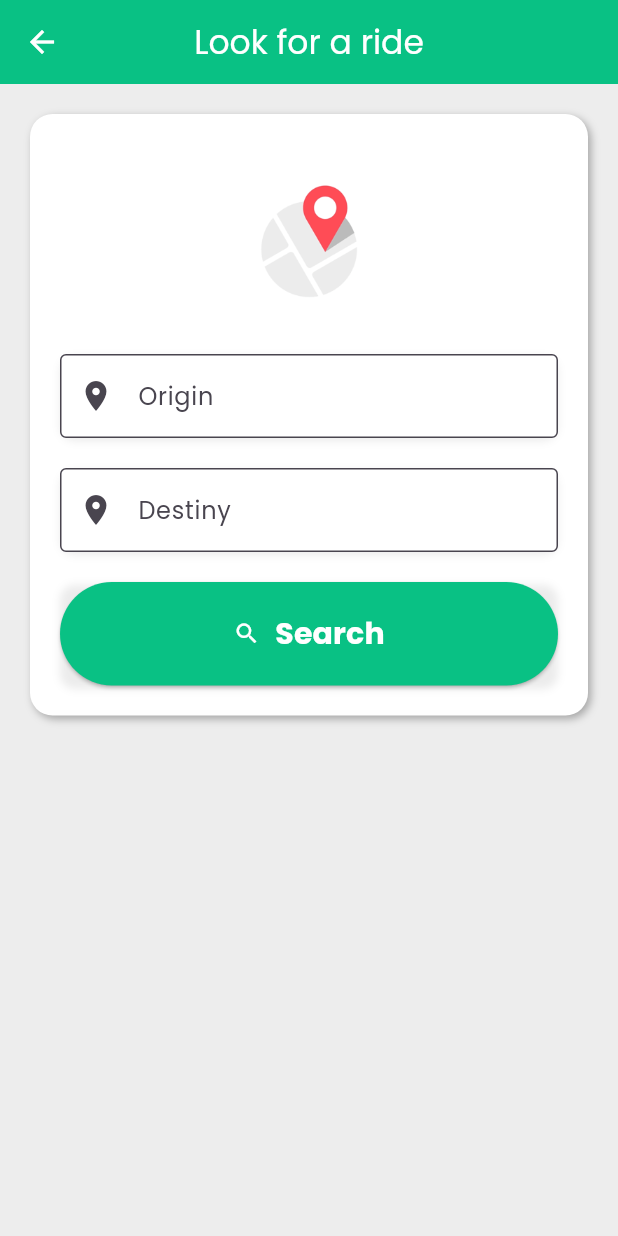
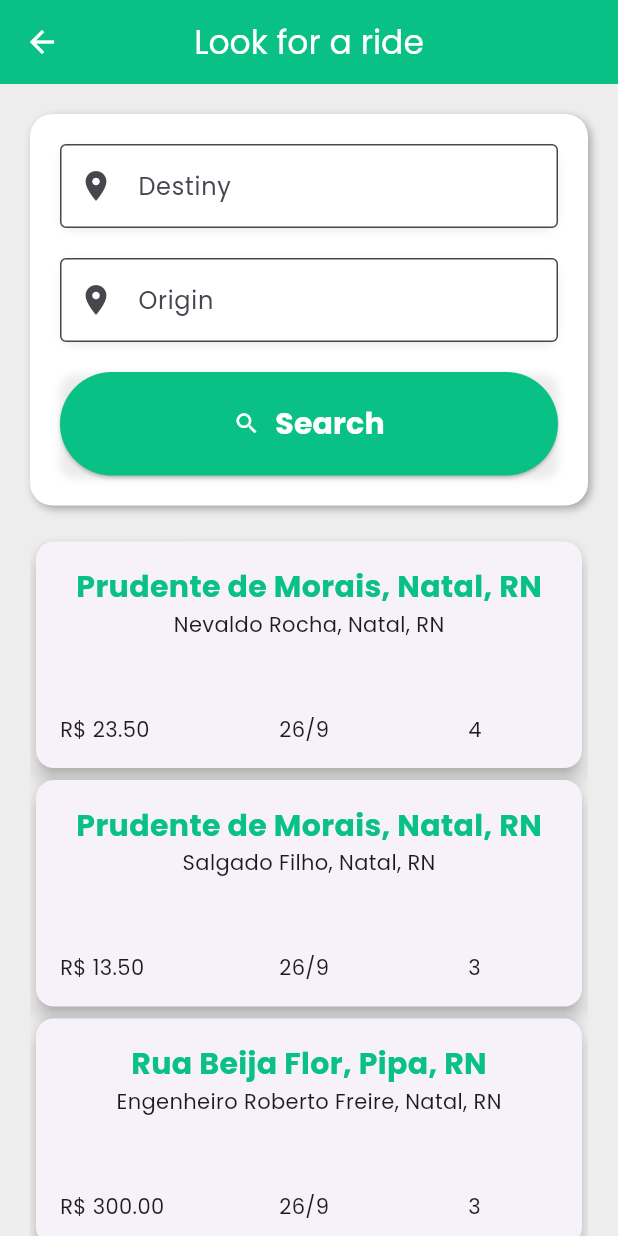
Before and after one commit to JoaoDant4s/AppCaronas, a Flutter app: the Search screen opened by its route, on a phone screen of 412 x 824 dp. Run offline on Flutter 3.47's test engine with Material 2 defaults, Android fonts, the phone set to English and light mode, and no system bars.

Commit message:
pushing with scroll bug and search bug

```diff
--- a/lib/components/card.dart
+++ b/lib/components/card.dart
@@ -1,15 +1,53 @@
+import 'package:caronas/models/ride.dart';
 import 'package:flutter/material.dart';
 
-class Card extends StatefulWidget {
-  const Card({super.key});
+class CardRide extends StatelessWidget {
+  final Ride ride;
+
+  const CardRide(this.ride);
 
   @override
-  State<Card> createState() => _CardState();
-}
-
-class _CardState extends State<Card> {
-  @override
   Widget build(BuildContext context) {
-    return const Placeholder();
+    return Card(
+      elevation: 5,
+      child: Padding(
+        padding: const EdgeInsets.all(16.0),
+        child: Column(
+          mainAxisSize: MainAxisSize.min,
+          children: <Widget>[
+            Text(
+              ride.destiny,
+              style: const TextStyle(
+                  fontSize: 20,
+                  fontWeight: FontWeight.bold,
+                  color: Color(0xFF09C184)),
+            ),
+            Text(
+              ride.origin,
+              style: const TextStyle(fontSize: 14),
+            ),
+            const SizedBox(
+              height: 50,
+            ),
+            Row(
+              mainAxisAlignment: MainAxisAlignment.spaceBetween,
+              children: [
+                Container(
+                    constraints: BoxConstraints(minWidth: 80),
+                    child: Text('R\$ ${ride.price.toStringAsFixed(2)}')),
+                Container(
+                  constraints: BoxConstraints(minWidth: 60),
+                  child: Text(
+                      '${ride.date.day.toString()}/${ride.date.month.toString()}'),
+                ),
+                Container(
+                    constraints: BoxConstraints(minWidth: 60),
+                    child: Text(ride.seats.toString()))
+              ],
+            )
+          ],
+        ),
+      ),
+    );
   }
 }
--- /dev/null
+++ b/lib/components/ride_list_view.dart
@@ -0,0 +1,26 @@
+import 'package:caronas/components/card.dart';
+import 'package:caronas/models/ride.dart';
+import 'package:flutter/material.dart';
+
+class RideList extends StatelessWidget {
+  List<Ride> _rides;
+
+  RideList(this._rides);
+
+  @override
+  Widget build(BuildContext context) {
+    return SingleChildScrollView(
+      child: Container(
+        height: 1200,
+        padding: const EdgeInsets.fromLTRB(20.0, 0, 20, 20),
+        child: ListView.builder(
+          itemCount: _rides.length,
+          itemBuilder: (context, index) {
+            final ride = _rides[index];
+            return CardRide(ride);
+          },
+        ),
+      ),
+    );
+  }
+}
--- a/lib/components/search_bar_ride.dart
+++ b/lib/components/search_bar_ride.dart
@@ -1,13 +1,26 @@
 import 'package:flutter/material.dart';
 
 class SearchBarRide extends StatefulWidget {
-  const SearchBarRide({super.key});
+  void Function(String, String) onSearch;
 
+  SearchBarRide(this.onSearch);
   @override
   State<SearchBarRide> createState() => _SearchBarRideState();
 }
 
 class _SearchBarRideState extends State<SearchBarRide> {
+  final _originController = TextEditingController();
+  final _destinyController = TextEditingController();
+
+  _submitSearch() {
+    final origin = _originController.text;
+    final destiny = _destinyController.text;
+
+    if (origin.isEmpty && destiny.isEmpty) return;
+
+    widget.onSearch(origin, destiny);
+  }
+
   @override
   Widget build(BuildContext context) {
     return Container(
@@ -27,32 +40,23 @@ class _SearchBarRideState extends State<SearchBarRide> {
       child: Column(
         children: [
           Container(
-            width: 140.0,
-            height: 140.0,
-            decoration: const BoxDecoration(
-              image: DecorationImage(
-                image: AssetImage("assets/gifs/map.gif"),
-                fit: BoxFit.cover,
-              ),
-            ),
-          ),
-          Container(
             decoration: BoxDecoration(
               borderRadius: BorderRadius.circular(10.0),
               boxShadow: [
                 BoxShadow(
                   color: Colors.grey.withOpacity(0.2),
-                  offset: Offset(0, 2),
+                  offset: const Offset(0, 2),
                   blurRadius: 4.0,
                 ),
               ],
             ),
             child: TextField(
-              decoration: InputDecoration(
-                labelText: 'Origin',
+              controller: _destinyController,
+              decoration: const InputDecoration(
+                fillColor: Colors.white,
+                filled: true,
+                labelText: 'Destiny',
                 border: OutlineInputBorder(),
-                filled: true,
-                fillColor: Colors.white,
                 prefixIcon: Icon(Icons.location_on),
               ),
             ),
@@ -70,11 +74,12 @@ class _SearchBarRideState extends State<SearchBarRide> {
               ],
             ),
             child: TextField(
-              decoration: InputDecoration(
+              controller: _originController,
+              decoration: const InputDecoration(
+                labelText: 'Origin',
+                border: OutlineInputBorder(),
+                filled: true,
                 fillColor: Colors.white,
-                filled: true,
-                labelText: 'Destiny',
-                border: OutlineInputBorder(),
                 prefixIcon: Icon(Icons.location_on),
               ),
             ),
@@ -96,7 +101,7 @@ class _SearchBarRideState extends State<SearchBarRide> {
                 backgroundColor: const Color(0xFF09C184),
                 padding: const EdgeInsets.all(20.0),
               ),
-              onPressed: () {},
+              onPressed: _submitSearch,
               child: const Expanded(
                 child: Row(
                   mainAxisAlignment: MainAxisAlignment.center,
--- /dev/null
+++ b/lib/data/my_cards.dart
@@ -0,0 +1,94 @@
+import 'package:caronas/models/ride.dart';
+
+final ridesData = [
+  Ride(
+    id: '1',
+    origin: 'Nevaldo Rocha, Natal, RN',
+    destiny: 'Prudente de Morais, Natal, RN',
+    price: 23.50,
+    date: DateTime.now(),
+    seats: 4,
+    availableSeats: 2,
+  ),
+  Ride(
+    id: '2',
+    origin: 'Salgado Filho, Natal, RN',
+    destiny: 'Prudente de Morais, Natal, RN',
+    price: 13.50,
+    date: DateTime.now(),
+    seats: 3,
+    availableSeats: 1,
+  ),
+  Ride(
+    id: '3',
+    origin: 'Engenheiro Roberto Freire, Natal, RN',
+    destiny: 'Rua Beija Flor, Pipa, RN',
+    price: 300.00,
+    date: DateTime.now(),
+    seats: 3,
+    availableSeats: 2,
+  ),
+  Ride(
+    id: '4',
+    origin: 'Avenida Paulista, São Paulo, SP',
+    destiny: 'Rodoviária de Campinas, Campinas, SP',
+    price: 45.00,
+    date: DateTime.now(),
+    seats: 2,
+    availableSeats: 0,
+  ),
+  Ride(
+    id: '5',
+    origin: 'Copacabana, Rio de Janeiro, RJ',
+    destiny: 'Centro de Niterói, Niterói, RJ',
+    price: 18.75,
+    date: DateTime.now(),
+    seats: 5,
+    availableSeats: 3,
+  ),
+  Ride(
+    id: '6',
+    origin: 'Esplanada dos Ministérios, Brasília, DF',
+    destiny: 'Avenida T-10, Goiânia, GO',
+    price: 60.00,
+    date: DateTime.now(),
+    seats: 3,
+    availableSeats: 2,
+  ),
+  Ride(
+    id: '7',
+    origin: 'Rua da Aurora, Recife, PE',
+    destiny: 'Praia de Tambaba, João Pessoa, PB',
+    price: 40.50,
+    date: DateTime.now(),
+    seats: 4,
+    availableSeats: 1,
+  ),
+  Ride(
+    id: '8',
+    origin: 'Praia de Iracema, Fortaleza, CE',
+    destiny: 'Ponta Negra, Natal, RN',
+    price: 75.00,
+    date: DateTime.now(),
+    seats: 3,
+    availableSeats: 2,
+  ),
+  Ride(
+    id: '9',
+    origin: 'Praça da Liberdade, Belo Horizonte, MG',
+    destiny: 'Museu da Inconfidência, Ouro Preto, MG',
+    price: 35.25,
+    date: DateTime.now(),
+    seats: 2,
+    availableSeats: 1,
+  ),
+  Ride(
+    id: '10',
+    origin: 'Ponte Hercílio Luz, Florianópolis, SC',
+    destiny: 'Arena do Grêmio, Porto Alegre, RS',
+    price: 85.00,
+    date: DateTime.now(),
+    seats: 4,
+    availableSeats: 3,
+  ),
+];
--- a/lib/models/ride.dart
+++ b/lib/models/ride.dart
@@ -5,6 +5,14 @@ class Ride {
   DateTime date;
   double price;
   int seats;
+  int availableSeats;
 
-  Ride({required this.id, required this.origin, required this.destiny, required this.date, required this.price, required this.seats });
+  Ride(
+      {required this.id,
+      required this.origin,
+      required this.destiny,
+      required this.date,
+      required this.price,
+      required this.seats,
+      required this.availableSeats});
 }
--- a/lib/screen/search.dart
+++ b/lib/screen/search.dart
@@ -1,4 +1,6 @@
+import 'package:caronas/components/ride_list_view.dart';
 import 'package:caronas/components/search_bar_ride.dart';
+import 'package:caronas/data/my_cards.dart';
 import 'package:caronas/models/ride.dart';
 import 'package:flutter/material.dart';
 
@@ -10,34 +12,29 @@ class Search extends StatefulWidget {
 }
 
 class _SearchState extends State<Search> {
-  _searchRides(String origin, String destiny) {}
+  _searchRides(String origin, String destiny) {
+    List<Ride> searchResults = _rides.where((ride) {
+      return ride.origin.contains(origin) || ride.destiny.contains(destiny);
+    }).toList();
 
-  List<Ride> _rides = [
-    Ride(
-      id: '1',
-      origin: 'Nevaldo Rocha, Natal, RN',
-      destiny: 'Prudente de Morais, Natal, RN',
-      price: 23.50,
-      date: DateTime.now(),
-      seats: 4,
-    ),
-    Ride(
-      id: '2',
-      origin: 'Salgado Filho, Natal, RN',
-      destiny: 'Prudente de Morais, Natal, RN',
-      price: 13.50,
-      date: DateTime.now(),
-      seats: 3,
-    ),
-    Ride(
-      id: '3',
-      origin: 'Engenheiro Roberto Freire, Natal, RN',
-      destiny: 'Rua Beija Flor, Pipa, RN',
-      price: 300,
-      date: DateTime.now(),
-      seats: 3,
-    ),
-  ];
+    setState(() {
+      setState(() {
+        _filteredRides = List.from(searchResults);
+      });
+    });
+  }
+
+  List<Ride> _rides = [];
+
+  @override
+  void initState() {
+    super.initState();
+    setState(() {
+      _rides = List.from(ridesData);
+    });
+  }
+
+  List<Ride> _filteredRides = [];
   @override
   Widget build(BuildContext context) {
     return Scaffold(
@@ -52,6 +49,7 @@ class _SearchState extends State<Search> {
         leading: IconButton(
           onPressed: () {
             Navigator.pop(context);
+            Navigator.pop(context);
           },
           icon: const Icon(
             Icons.arrow_back,
@@ -59,10 +57,15 @@ class _SearchState extends State<Search> {
           ),
         ),
       ),
-      body: Column(
-        children: <Widget>[
-          SearchBarRide(),
-        ],
+      body: SingleChildScrollView(
+        child: Expanded(
+          child: Column(
+            children: <Widget>[
+              SearchBarRide(_searchRides),
+              RideList(_filteredRides.isEmpty ? _rides : _filteredRides),
+            ],
+          ),
+        ),
       ),
     );
   }
```
